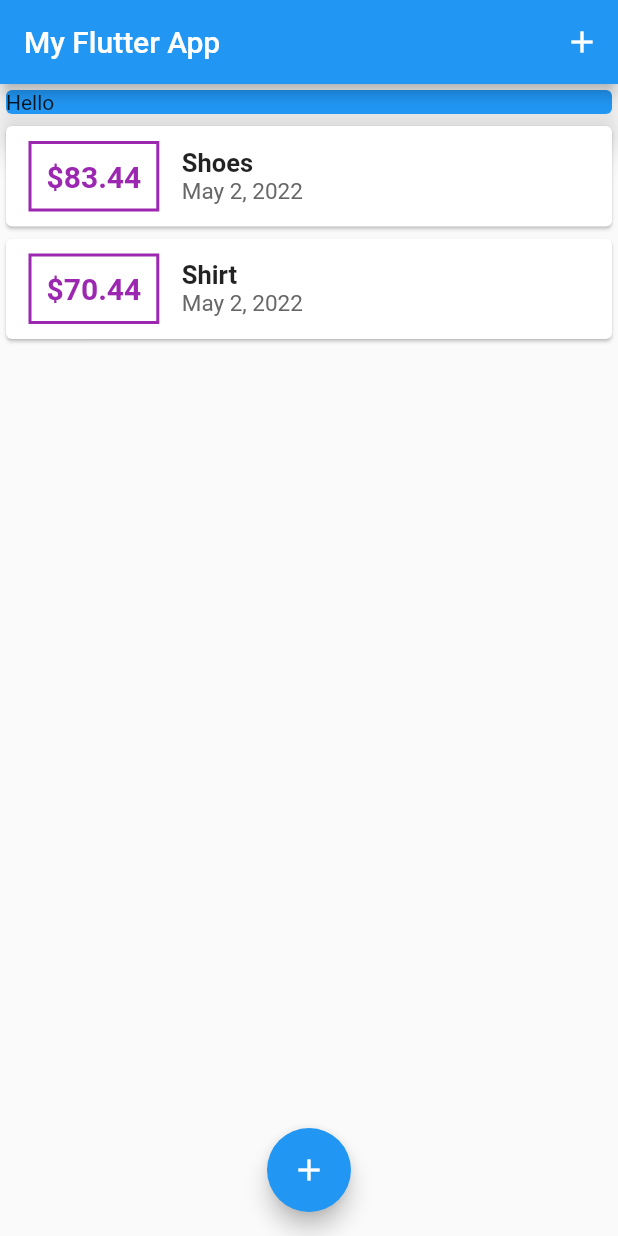
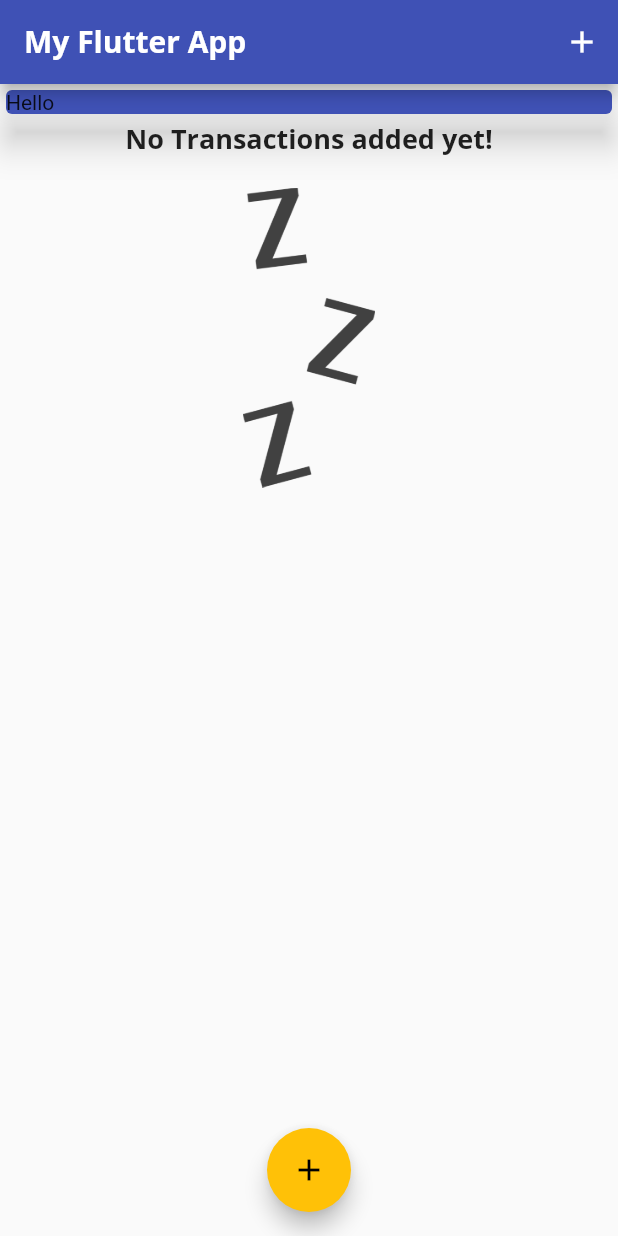
Before and after one commit to JoyKrishan/Flutter-Applications-2.0, a Flutter app: the screen it shows after launch, on a phone screen of 412 x 824 dp. Run offline on Flutter 3.47's test engine with Material 2 defaults, Android fonts, the phone set to English and light mode, and no system bars.

Commit message:
custom fonts and images added, Themedata changed

```diff
--- a/expense_planner/lib/main.dart
+++ b/expense_planner/lib/main.dart
@@ -11,6 +11,19 @@ class MyApp extends StatelessWidget {
   @override
   Widget build(BuildContext context) {
     return MaterialApp(
+      theme: ThemeData(
+          primarySwatch: Colors.indigo,
+          accentColor: Colors.amber,
+          textTheme: ThemeData.light().textTheme.copyWith(
+              titleMedium: TextStyle(
+                  fontFamily: 'OpenSans',
+                  fontWeight: FontWeight.bold,
+                  fontSize: 18)),
+          appBarTheme: AppBarTheme(
+              titleTextStyle: TextStyle(
+                  fontFamily: 'OpenSans',
+                  fontWeight: FontWeight.bold,
+                  fontSize: 20))),
       title: 'Flutter Demo',
       home: MyHomePage(),
     );
@@ -23,12 +36,7 @@ class MyHomePage extends StatefulWidget {
 }
 
 class _MyHomePageState extends State<MyHomePage> {
-  final List<Transaction> _transactions = [
-    Transaction(
-        id: "124fd", title: "Shoes", amount: 83.44, date: DateTime.now()),
-    Transaction(
-        id: "124fe", title: "Shirt", amount: 70.44, date: DateTime.now()),
-  ];
+  final List<Transaction> _transactions = [];
 
   void _addTransactions(String title, double amount) {
     Transaction newTx = Transaction(
@@ -65,7 +73,7 @@ class _MyHomePageState extends State<MyHomePage> {
             width: double.infinity,
             child: Card(
               elevation: 10,
-              color: Colors.blue,
+              color: Theme.of(context).primaryColor,
               child: Text("Hello"),
             ),
           ),
--- a/expense_planner/lib/widgets/transactions_list.dart
+++ b/expense_planner/lib/widgets/transactions_list.dart
@@ -11,24 +11,38 @@ class TranstionsList extends StatelessWidget {
   Widget build(BuildContext context) {
     return Container(
         height: 300,
-        child: ListView.builder(
+        child: transactions.isEmpty
+            ? Column(children: [
+                Text(
+                  "No Transactions added yet!",
+                  style: Theme.of(context).textTheme.titleMedium,
+                ),
+                SizedBox(
+                  height: 20,
+                ),
+                Container(
+                    height: 200,
+                    child: Image.asset("assets/images/waiting.png")),
+              ])
+            : ListView.builder(
                 itemBuilder: (cxt, idx) {
                   return Card(
                       child: Row(
                     children: [
                       // dollar container
                       Container(
-                    margin: EdgeInsets.symmetric(vertical: 10, horizontal: 15),
+                          margin: EdgeInsets.symmetric(
+                              vertical: 10, horizontal: 15),
                           padding: EdgeInsets.all(10),
                           decoration: BoxDecoration(
                               border: Border.all(
                                   width: 2,
-                            color: Colors.purple,
+                                  color: Theme.of(context).primaryColor,
                                   style: BorderStyle.solid)),
                           child: Text(
                             "\$${transactions[idx].amount.toStringAsFixed(2)}",
                             style: TextStyle(
-                          color: Colors.purple,
+                                color: Theme.of(context).primaryColor,
                                 fontSize: 20,
                                 fontWeight: FontWeight.bold),
                           )),
@@ -38,8 +52,7 @@ class TranstionsList extends StatelessWidget {
                           // Transaction title
                           Text(
                             transactions[idx].title,
-                      style:
-                          TextStyle(fontSize: 17, fontWeight: FontWeight.bold),
+                            style: Theme.of(context).textTheme.titleMedium,
                           ),
                           // Transaction date
                           Text(
```
Also changed, not shown: expense_planner/pubspec.yaml (+13 -14 lines), expense_planner/assets/fonts/OpenSans-Bold.ttf (added), expense_planner/assets/fonts/OpenSans-Regular.ttf (added), expense_planner/assets/fonts/Quicksand-Bold.ttf (added), expense_planner/assets/fonts/Quicksand-Light.ttf (added), expense_planner/assets/fonts/Quicksand-Medium.ttf (added), expense_planner/assets/fonts/Quicksand-Regular.ttf (added), expense_planner/assets/images/waiting.png (added). Lines whose indentation alone changed are shown as unchanged.
